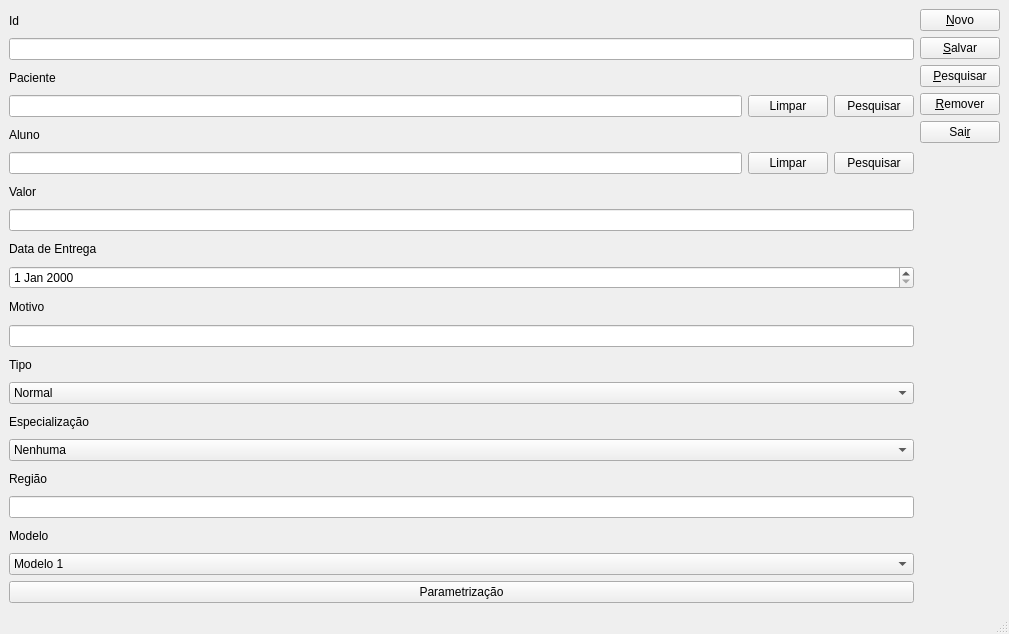
Above: ui/CadPanoramicas.ui from JulioDeBastiani/Odonto2 before the change. Below: the same form after it.
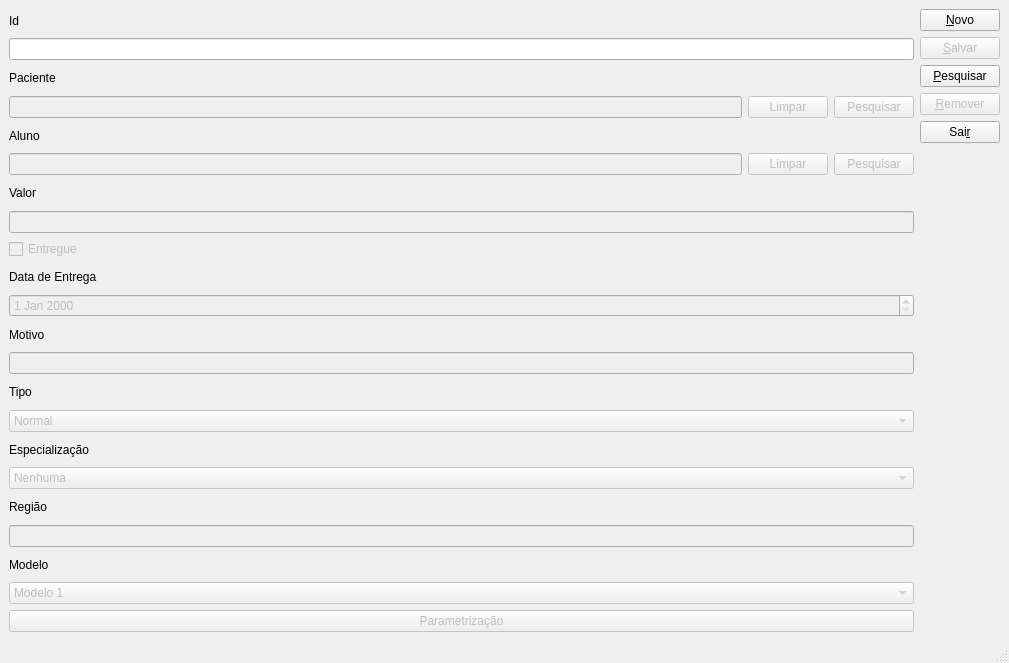
That is the form after the change.

```diff
--- a/ui/CadPanoramicas.ui
+++ b/ui/CadPanoramicas.ui
@@ -10,7 +10,7 @@
     <x>0</x>
     <y>0</y>
     <width>1009</width>
-    <height>634</height>
+    <height>663</height>
    </rect>
   </property>
   <property name="windowTitle">
@@ -40,10 +40,17 @@
       <item>
        <layout class="QHBoxLayout" name="horizontalLayout">
         <item>
-         <widget class="QLineEdit" name="edtPaciente"/>
+         <widget class="QLineEdit" name="edtPaciente">
+          <property name="enabled">
+           <bool>false</bool>
+          </property>
+         </widget>
         </item>
         <item>
          <widget class="QPushButton" name="btnLimparPaciente">
+          <property name="enabled">
+           <bool>false</bool>
+          </property>
           <property name="text">
            <string>Limpar</string>
           </property>
@@ -51,6 +58,9 @@
         </item>
         <item>
          <widget class="QPushButton" name="btnPesqPaciente">
+          <property name="enabled">
+           <bool>false</bool>
+          </property>
           <property name="text">
            <string>Pesquisar</string>
           </property>
@@ -68,10 +78,17 @@
       <item>
        <layout class="QHBoxLayout" name="horizontalLayout_3">
         <item>
-         <widget class="QLineEdit" name="edtAluno"/>
+         <widget class="QLineEdit" name="edtAluno">
+          <property name="enabled">
+           <bool>false</bool>
+          </property>
+         </widget>
         </item>
         <item>
          <widget class="QPushButton" name="btnLimparAluno">
+          <property name="enabled">
+           <bool>false</bool>
+          </property>
           <property name="text">
            <string>Limpar</string>
           </property>
@@ -79,6 +96,9 @@
         </item>
         <item>
          <widget class="QPushButton" name="btnPesqAluno">
+          <property name="enabled">
+           <bool>false</bool>
+          </property>
           <property name="text">
            <string>Pesquisar</string>
           </property>
@@ -94,7 +114,21 @@
        </widget>
       </item>
       <item>
-       <widget class="QLineEdit" name="edtValor"/>
+       <widget class="QLineEdit" name="edtValor">
+        <property name="enabled">
+         <bool>false</bool>
+        </property>
+       </widget>
+      </item>
+      <item>
+       <widget class="QCheckBox" name="cbEntregue">
+        <property name="enabled">
+         <bool>false</bool>
+        </property>
+        <property name="text">
+         <string>Entregue</string>
+        </property>
+       </widget>
       </item>
       <item>
        <widget class="QLabel" name="label_5">
@@ -104,7 +138,11 @@
        </widget>
       </item>
       <item>
-       <widget class="QDateEdit" name="edtEntrega"/>
+       <widget class="QDateEdit" name="edtEntrega">
+        <property name="enabled">
+         <bool>false</bool>
+        </property>
+       </widget>
       </item>
       <item>
        <widget class="QLabel" name="label_6">
@@ -114,7 +152,11 @@
        </widget>
       </item>
       <item>
-       <widget class="QLineEdit" name="edtMotivo"/>
+       <widget class="QLineEdit" name="edtMotivo">
+        <property name="enabled">
+         <bool>false</bool>
+        </property>
+       </widget>
       </item>
       <item>
        <widget class="QLabel" name="label_7">
@@ -125,6 +167,9 @@
       </item>
       <item>
        <widget class="QComboBox" name="cboTipo">
+        <property name="enabled">
+         <bool>false</bool>
+        </property>
         <item>
          <property name="text">
           <string>Normal</string>
@@ -176,6 +221,9 @@
       </item>
       <item>
        <widget class="QComboBox" name="cboEspecializacao">
+        <property name="enabled">
+         <bool>false</bool>
+        </property>
         <item>
          <property name="text">
           <string>Nenhuma</string>
@@ -206,7 +254,11 @@
        </widget>
       </item>
       <item>
-       <widget class="QLineEdit" name="lineEdit"/>
+       <widget class="QLineEdit" name="edtRegiao">
+        <property name="enabled">
+         <bool>false</bool>
+        </property>
+       </widget>
       </item>
       <item>
        <widget class="QLabel" name="label_10">
@@ -217,6 +269,9 @@
       </item>
       <item>
        <widget class="QComboBox" name="cboModelo">
+        <property name="enabled">
+         <bool>false</bool>
+        </property>
         <item>
          <property name="text">
           <string>Modelo 1</string>
@@ -266,6 +321,9 @@
       </item>
       <item>
        <widget class="QPushButton" name="btnParametrizacao">
+        <property name="enabled">
+         <bool>false</bool>
+        </property>
         <property name="text">
          <string>Parametrização</string>
         </property>
@@ -284,6 +342,9 @@
       </item>
       <item>
        <widget class="QPushButton" name="btnSalvar">
+        <property name="enabled">
+         <bool>false</bool>
+        </property>
         <property name="text">
          <string>&amp;Salvar</string>
         </property>
@@ -298,6 +359,9 @@
       </item>
       <item>
        <widget class="QPushButton" name="btnRemover">
+        <property name="enabled">
+         <bool>false</bool>
+        </property>
         <property name="text">
          <string>&amp;Remover</string>
         </property>
```
Left out of the diff: 4 changed lines with no effect on the pictures.
